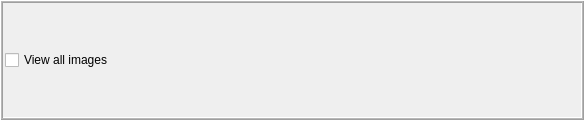
Before: the Qt Designer form forms/imageStackWidget.ui in isis-group/vast, drawn with Qt 5.
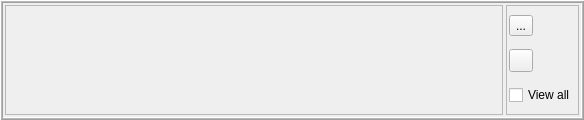
After: the same form once the commit is applied. Icons and pictures are not drawn.

What changed in the file:
```diff
--- a/forms/imageStackWidget.ui
+++ b/forms/imageStackWidget.ui
@@ -61,26 +61,86 @@
      <property name="midLineWidth">
       <number>1</number>
      </property>
-     <layout class="QVBoxLayout" name="verticalLayout_3">
+     <layout class="QHBoxLayout" name="horizontalLayout">
       <property name="spacing">
-       <number>2</number>
+       <number>3</number>
       </property>
       <property name="margin">
        <number>2</number>
       </property>
       <item>
-       <widget class="QCheckBox" name="checkViewAllImages">
-        <property name="text">
-         <string>View all images</string>
+       <widget class="QFrame" name="stackFrame">
+        <property name="sizePolicy">
+         <sizepolicy hsizetype="Expanding" vsizetype="Preferred">
+          <horstretch>0</horstretch>
+          <verstretch>0</verstretch>
+         </sizepolicy>
         </property>
+        <property name="frameShape">
+         <enum>QFrame::StyledPanel</enum>
+        </property>
+        <property name="frameShadow">
+         <enum>QFrame::Raised</enum>
+        </property>
+        <layout class="QHBoxLayout" name="horizontalLayout_2">
+         <property name="margin">
+          <number>0</number>
+         </property>
+         <item>
+          <layout class="QGridLayout" name="stackLayout"/>
+         </item>
+        </layout>
        </widget>
       </item>
       <item>
-       <layout class="QGridLayout" name="layout">
-        <property name="sizeConstraint">
-         <enum>QLayout::SetDefaultConstraint</enum>
+       <widget class="QFrame" name="frame_3">
+        <property name="sizePolicy">
+         <sizepolicy hsizetype="Minimum" vsizetype="Preferred">
+          <horstretch>0</horstretch>
+          <verstretch>0</verstretch>
+         </sizepolicy>
         </property>
-       </layout>
+        <property name="frameShape">
+         <enum>QFrame::StyledPanel</enum>
+        </property>
+        <property name="frameShadow">
+         <enum>QFrame::Raised</enum>
+        </property>
+        <layout class="QVBoxLayout" name="verticalLayout_2">
+         <property name="margin">
+          <number>2</number>
+         </property>
+         <item>
+          <widget class="QToolButton" name="moveUp">
+           <property name="text">
+            <string>...</string>
+           </property>
+           <property name="icon">
+            <iconset resource="../resources/viewer.qrc">
+             <normaloff>:/common/arrow_up.png</normaloff>:/common/arrow_up.png</iconset>
+           </property>
+          </widget>
+         </item>
+         <item>
+          <widget class="QToolButton" name="moveDown">
+           <property name="text">
+            <string/>
+           </property>
+           <property name="icon">
+            <iconset resource="../resources/viewer.qrc">
+             <normaloff>:/common/arrow_down.png</normaloff>:/common/arrow_down.png</iconset>
+           </property>
+          </widget>
+         </item>
+         <item>
+          <widget class="QCheckBox" name="checkViewAllImages">
+           <property name="text">
+            <string>View all</string>
+           </property>
+          </widget>
+         </item>
+        </layout>
+       </widget>
       </item>
      </layout>
     </widget>
```
